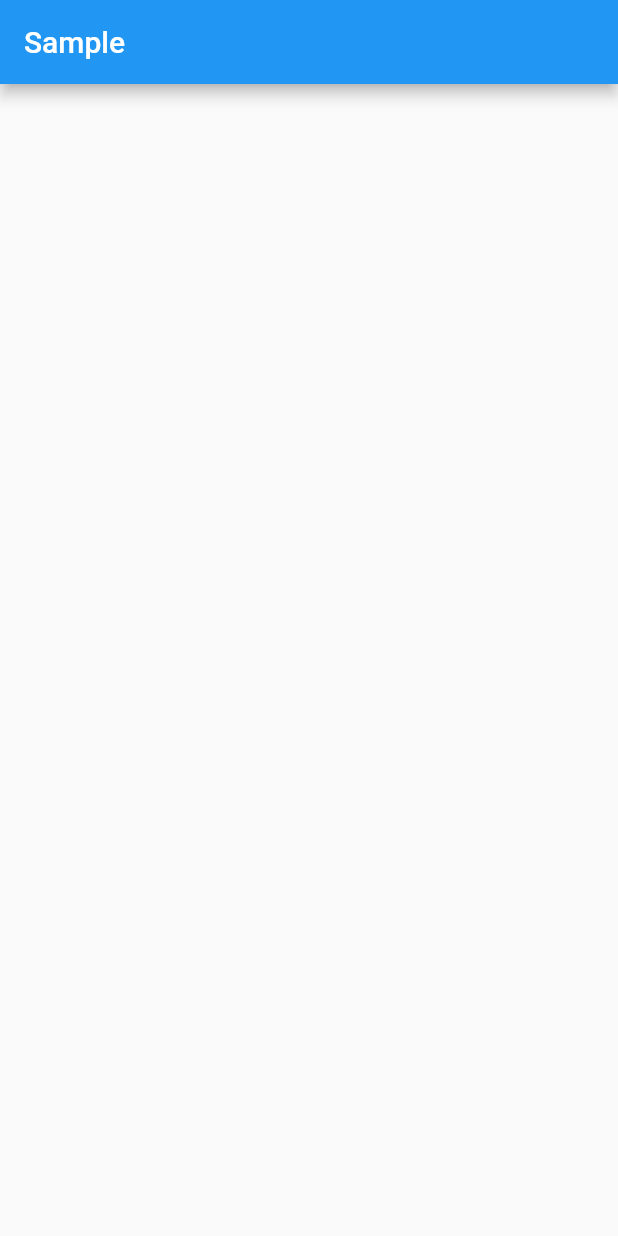
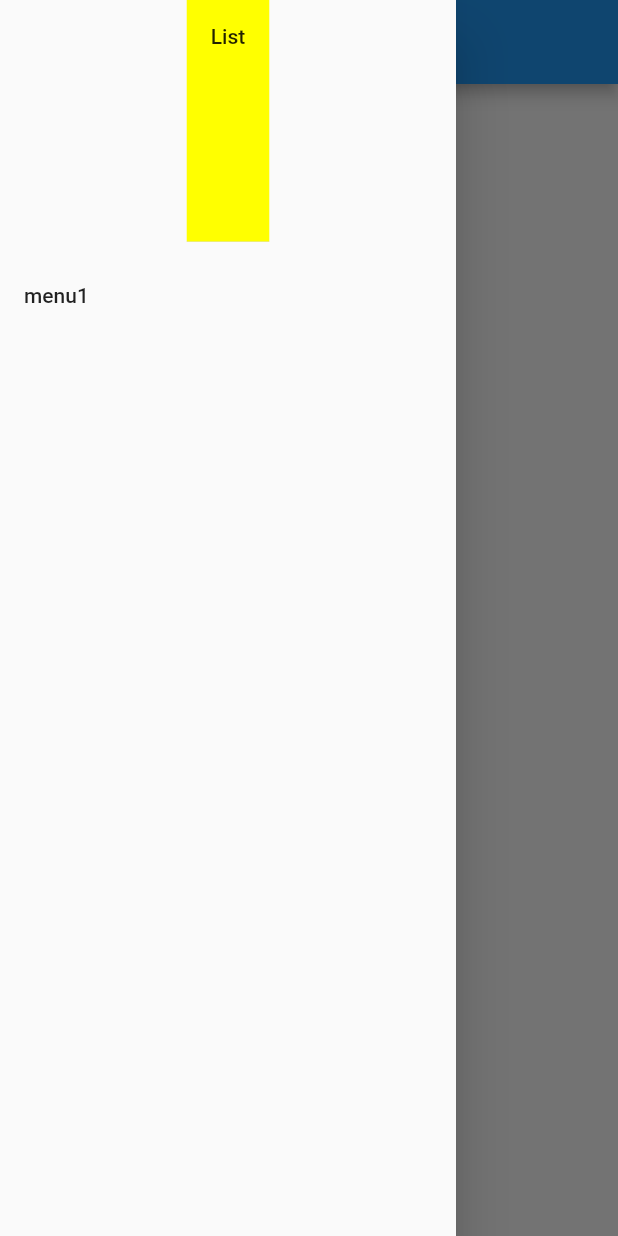
Before and after one commit to ise-208/sample-inspection, a Flutter app: the screen it shows after launch, with the side drawer open (before the commit the screen has no drawer), on a phone screen of 412 x 824 dp. Run offline on Flutter 3.47's test engine with Material 2 defaults, Android fonts, the phone set to English and light mode, and no system bars.

Commit message:
ハンバーガーメニュー追加

```diff
--- a/lib/presentation/HomePage.dart
+++ b/lib/presentation/HomePage.dart
@@ -1,3 +1,4 @@
+import 'package:demo_todo/ui/HamburgerMenu.dart';
 import 'package:flutter/cupertino.dart';
 import 'package:flutter/material.dart';
 
@@ -7,11 +8,12 @@ class HomePage extends StatelessWidget {
   Widget build(BuildContext context) {
     return MaterialApp(
         home: Scaffold(
-            appBar: AppBar(title: Text('Sample'))
+            appBar: AppBar(title: Text('Sample')),
+            drawer:Drawer(
+              child: HamburgerMenu(),
+            )
         ),
     // body: ,
     );
   }
-
-  // const HomePage( {Key? key, required this.titile}): super(key: key);
 }
--- /dev/null
+++ b/lib/ui/HamburgerMenu.dart
@@ -0,0 +1,17 @@
+import 'package:flutter/cupertino.dart';
+import 'package:flutter/material.dart';
+
+class HamburgerMenu extends StatelessWidget {
+  @override
+  Widget build(BuildContext context) {
+    return Column(
+      children: const [
+        DrawerHeader(
+          decoration: BoxDecoration(color: Colors.yellowAccent),
+          child: Text("List"),
+        ),
+        ListTile(title: Text("menu1")),
+      ],
+    );
+  }
+}
```
